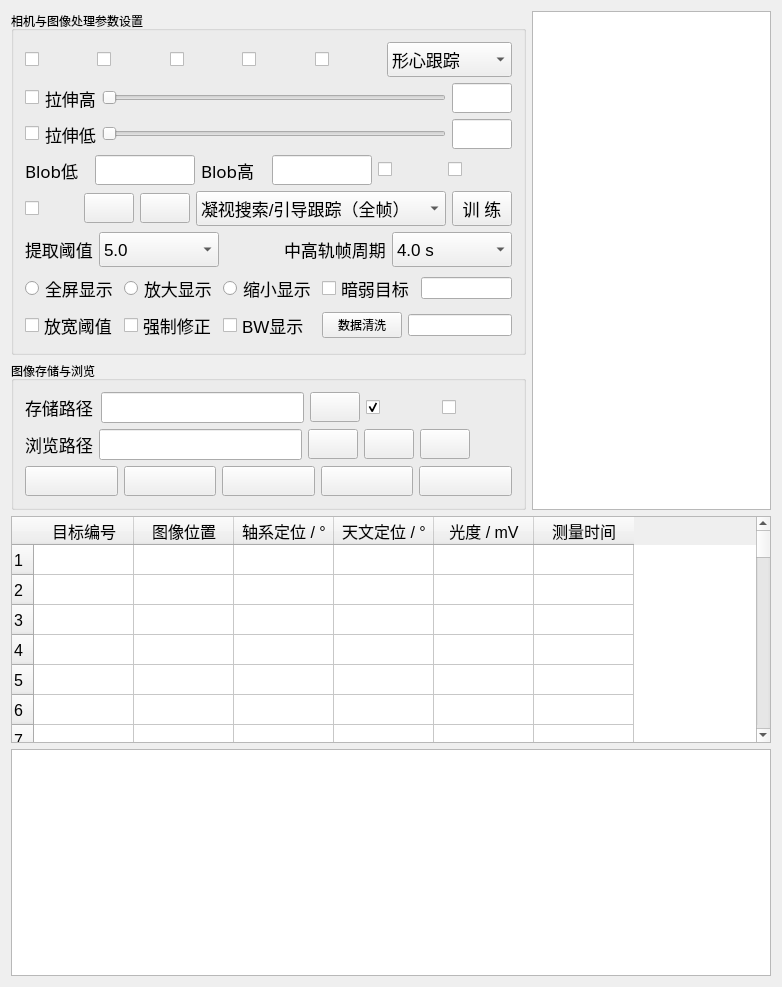
Above: UI_CtrlPad.ui from with-fair-wind/1mZGG before the change. Below: the same form after it.
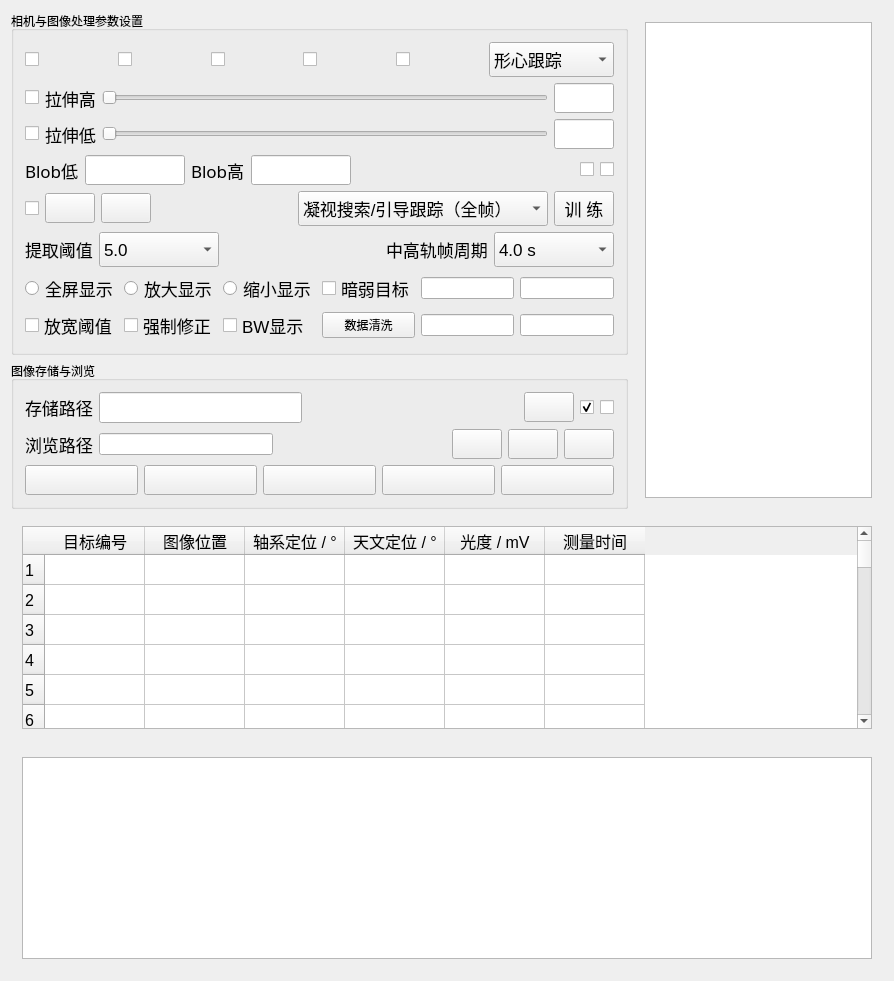
That is the form after the change. Icons and pictures are not drawn.

```diff
--- a/UI_CtrlPad.ui
+++ b/UI_CtrlPad.ui
@@ -6,8 +6,8 @@
    <rect>
     <x>0</x>
     <y>0</y>
-    <width>782</width>
-    <height>987</height>
+    <width>894</width>
+    <height>981</height>
    </rect>
   </property>
   <property name="windowTitle">
@@ -17,9 +17,31 @@
    <string notr="true"/>
   </property>
   <widget class="QWidget" name="MainWidget">
-   <layout class="QGridLayout" name="gridLayout_14">
+   <layout class="QGridLayout" name="gridLayout_17">
     <item row="0" column="0">
-     <layout class="QGridLayout" name="gridLayout_12">
+     <layout class="QGridLayout" name="gridLayout_16">
+      <item row="3" column="0" colspan="2">
+       <widget class="QWidget" name="widget_3" native="true">
+        <layout class="QGridLayout" name="gridLayout_15">
+         <item row="0" column="0">
+          <widget class="QTextEdit" name="textEdit_Log">
+           <property name="font">
+            <font>
+             <family>Times New Roman</family>
+             <pointsize>11</pointsize>
+            </font>
+           </property>
+           <property name="toolTip">
+            <string>工作日志</string>
+           </property>
+           <property name="readOnly">
+            <bool>true</bool>
+           </property>
+          </widget>
+         </item>
+        </layout>
+       </widget>
+      </item>
       <item row="0" column="0">
        <widget class="QGroupBox" name="groupBox">
         <property name="title">
@@ -349,8 +371,8 @@
            </item>
            <item row="3" column="0" colspan="3">
             <layout class="QGridLayout" name="gridLayout_5">
-             <item row="0" column="3">
-              <widget class="QLineEdit" name="lineEdit_BlobUp">
+             <item row="0" column="1">
+              <widget class="QLineEdit" name="lineEdit_BlobDown">
                <property name="minimumSize">
                 <size>
                  <width>100</width>
@@ -368,20 +390,7 @@
                </property>
               </widget>
              </item>
-             <item row="0" column="0">
-              <widget class="QLabel" name="label_BlobDown">
-               <property name="font">
-                <font>
-                 <family>微软雅黑</family>
-                 <pointsize>13</pointsize>
-                </font>
-               </property>
-               <property name="text">
-                <string>Blob低</string>
-               </property>
-              </widget>
-             </item>
-             <item row="0" column="4">
+             <item row="0" column="5">
               <widget class="QCheckBox" name="checkBox_TrackSave">
                <property name="toolTip">
                 <string>目标搜索或跟踪数据存储</string>
@@ -401,6 +410,25 @@
                </property>
               </widget>
              </item>
+             <item row="0" column="3">
+              <widget class="QLineEdit" name="lineEdit_BlobUp">
+               <property name="minimumSize">
+                <size>
+                 <width>100</width>
+                 <height>30</height>
+                </size>
+               </property>
+               <property name="maximumSize">
+                <size>
+                 <width>100</width>
+                 <height>16777215</height>
+                </size>
+               </property>
+               <property name="alignment">
+                <set>Qt::AlignCenter</set>
+               </property>
+              </widget>
+             </item>
              <item row="0" column="2">
               <widget class="QLabel" name="label_BlobUp">
                <property name="font">
@@ -414,7 +442,20 @@
                </property>
               </widget>
              </item>
-             <item row="0" column="5">
+             <item row="0" column="0">
+              <widget class="QLabel" name="label_BlobDown">
+               <property name="font">
+                <font>
+                 <family>微软雅黑</family>
+                 <pointsize>13</pointsize>
+                </font>
+               </property>
+               <property name="text">
+                <string>Blob低</string>
+               </property>
+              </widget>
+             </item>
+             <item row="0" column="6">
               <widget class="QCheckBox" name="checkBox_DrawStarMap">
                <property name="font">
                 <font>
@@ -440,29 +481,64 @@
                </property>
               </widget>
              </item>
-             <item row="0" column="1">
-              <widget class="QLineEdit" name="lineEdit_BlobDown">
-               <property name="minimumSize">
-                <size>
-                 <width>100</width>
-                 <height>30</height>
-                </size>
+             <item row="0" column="4">
+              <spacer name="horizontalSpacer_6">
+               <property name="font">
+                <font>
+                 <family>微软雅黑</family>
+                 <pointsize>12</pointsize>
+                 <weight>50</weight>
+                 <italic>false</italic>
+                 <bold>false</bold>
+                </font>
                </property>
-               <property name="maximumSize">
+               <property name="orientation">
+                <enum>Qt::Horizontal</enum>
+               </property>
+               <property name="sizeHint" stdset="0">
                 <size>
-                 <width>100</width>
-                 <height>16777215</height>
+                 <width>18</width>
+                 <height>20</height>
                 </size>
                </property>
-               <property name="alignment">
-                <set>Qt::AlignCenter</set>
-               </property>
-              </widget>
+              </spacer>
              </item>
             </layout>
            </item>
            <item row="4" column="0" colspan="3">
             <layout class="QGridLayout" name="gridLayout_10">
+             <item row="0" column="2">
+              <widget class="QPushButton" name="pushButton_TrackParamsSet">
+               <property name="minimumSize">
+                <size>
+                 <width>50</width>
+                 <height>30</height>
+                </size>
+               </property>
+               <property name="maximumSize">
+                <size>
+                 <width>30</width>
+                 <height>16777215</height>
+                </size>
+               </property>
+               <property name="toolTip">
+                <string>配置文件参数设置</string>
+               </property>
+               <property name="text">
+                <string/>
+               </property>
+               <property name="icon">
+                <iconset resource="MainWindow.qrc">
+                 <normaloff>:/Icon/Resources/Set.png</normaloff>:/Icon/Resources/Set.png</iconset>
+               </property>
+               <property name="iconSize">
+                <size>
+                 <width>23</width>
+                 <height>23</height>
+                </size>
+               </property>
+              </widget>
+             </item>
              <item row="0" column="0">
               <widget class="QCheckBox" name="checkBox_TrackInfoEN">
                <property name="toolTip">
@@ -505,39 +581,31 @@
                </property>
               </widget>
              </item>
-             <item row="0" column="2">
-              <widget class="QPushButton" name="pushButton_TrackParamsSet">
+             <item row="0" column="5">
+              <widget class="QPushButton" name="pushButton_TrainCam">
                <property name="minimumSize">
                 <size>
-                 <width>50</width>
-                 <height>30</height>
+                 <width>60</width>
+                 <height>35</height>
                 </size>
                </property>
                <property name="maximumSize">
                 <size>
-                 <width>30</width>
+                 <width>60</width>
                  <height>16777215</height>
                 </size>
                </property>
-               <property name="toolTip">
-                <string>配置文件参数设置</string>
+               <property name="font">
+                <font>
+                 <pointsize>13</pointsize>
+                </font>
                </property>
                <property name="text">
-                <string/>
-               </property>
-               <property name="icon">
-                <iconset resource="MainWindow.qrc">
-                 <normaloff>:/Icon/Resources/Set.png</normaloff>:/Icon/Resources/Set.png</iconset>
-               </property>
-               <property name="iconSize">
-                <size>
-                 <width>23</width>
-                 <height>23</height>
-                </size>
+                <string>训 练</string>
                </property>
               </widget>
              </item>
-             <item row="0" column="3">
+             <item row="0" column="4">
               <widget class="QComboBox" name="comboBox_TrackMode">
                <property name="minimumSize">
                 <size>
@@ -586,29 +654,27 @@
                </item>
               </widget>
              </item>
-             <item row="0" column="4">
-              <widget class="QPushButton" name="pushButton_TrainCam">
-               <property name="minimumSize">
-                <size>
-                 <width>60</width>
-                 <height>35</height>
-                </size>
-               </property>
-               <property name="maximumSize">
-                <size>
-                 <width>60</width>
-                 <height>16777215</height>
-                </size>
-               </property>
+             <item row="0" column="3">
+              <spacer name="horizontalSpacer_5">
                <property name="font">
                 <font>
-                 <pointsize>13</pointsize>
+                 <family>微软雅黑</family>
+                 <pointsize>12</pointsize>
+                 <weight>50</weight>
+                 <italic>false</italic>
+                 <bold>false</bold>
                 </font>
                </property>
-               <property name="text">
-                <string>训 练</string>
+               <property name="orientation">
+                <enum>Qt::Horizontal</enum>
                </property>
-              </widget>
+               <property name="sizeHint" stdset="0">
+                <size>
+                 <width>18</width>
+                 <height>20</height>
+                </size>
+               </property>
+              </spacer>
              </item>
             </layout>
            </item>
@@ -751,6 +817,13 @@
            </item>
            <item row="6" column="0" colspan="3">
             <layout class="QGridLayout" name="gridLayout_2">
+             <item row="0" column="5">
+              <widget class="QLineEdit" name="lineEdit_RaThresh">
+               <property name="toolTip">
+                <string>Ra Thresh</string>
+               </property>
+              </widget>
+             </item>
              <item row="0" column="0">
               <widget class="QRadioButton" name="radioButton_ZoomFit">
                <property name="font">
@@ -763,6 +836,20 @@
                </property>
               </widget>
              </item>
+             <item row="1" column="5">
+              <widget class="QLineEdit" name="lineEdit_DecThresh">
+               <property name="toolTip">
+                <string>Dec Thresh</string>
+               </property>
+              </widget>
+             </item>
+             <item row="1" column="3" colspan="2">
+              <widget class="QPushButton" name="pushButton_CleanData">
+               <property name="text">
+                <string>数据清洗</string>
+               </property>
+              </widget>
+             </item>
              <item row="0" column="1">
               <widget class="QRadioButton" name="radioButton_ZoomOut">
                <property name="font">
@@ -775,33 +862,6 @@
                </property>
               </widget>
              </item>
-             <item row="0" column="2">
-              <widget class="QRadioButton" name="radioButton_ZoomIn">
-               <property name="font">
-                <font>
-                 <pointsize>13</pointsize>
-                </font>
-               </property>
-               <property name="text">
-                <string>缩小显示</string>
-               </property>
-              </widget>
-             </item>
-             <item row="0" column="3" colspan="2">
-              <widget class="QCheckBox" name="checkBox_Dark">
-               <property name="font">
-                <font>
-                 <pointsize>13</pointsize>
-                </font>
-               </property>
-               <property name="text">
-                <string>暗弱目标</string>
-               </property>
-              </widget>
-             </item>
-             <item row="0" column="5">
-              <widget class="QLineEdit" name="lineEdit_DecThresh"/>
-             </item>
              <item row="1" column="0">
               <widget class="QCheckBox" name="checkBox_LooseThresh">
                <property name="font">
@@ -838,15 +898,43 @@
                </property>
               </widget>
              </item>
-             <item row="1" column="3">
-              <widget class="QPushButton" name="pushButton_CleanData">
+             <item row="0" column="2">
+              <widget class="QRadioButton" name="radioButton_ZoomIn">
+               <property name="font">
+                <font>
+                 <pointsize>13</pointsize>
+                </font>
+               </property>
                <property name="text">
-                <string>数据清洗</string>
+                <string>缩小显示</string>
                </property>
               </widget>
              </item>
-             <item row="1" column="4" colspan="2">
-              <widget class="QLineEdit" name="lineEdit_RaThresh"/>
+             <item row="0" column="3" colspan="2">
+              <widget class="QCheckBox" name="checkBox_Dark">
+               <property name="font">
+                <font>
+                 <pointsize>13</pointsize>
+                </font>
+               </property>
+               <property name="text">
+                <string>暗弱目标</string>
+               </property>
+              </widget>
+             </item>
+             <item row="0" column="6">
+              <widget class="QLineEdit" name="lineEdit_RaSpdThresh">
+               <property name="toolTip">
+                <string>RaSpd Thresh</string>
+               </property>
+              </widget>
+             </item>
+             <item row="1" column="6">
+              <widget class="QLineEdit" name="lineEdit_DecSpdThresh">
+               <property name="toolTip">
+                <string>DecSpd Thresh</string>
+               </property>
+              </widget>
              </item>
             </layout>
            </item>
@@ -856,6 +944,9 @@
        </widget>
       </item>
       <item row="0" column="1" rowspan="2">
+       <widget class="QWidget" name="widget" native="true">
+        <layout class="QGridLayout" name="gridLayout_12">
+         <item row="0" column="1">
        <widget class="QTextEdit" name="textEdit_TrackInfo">
         <property name="font">
          <font>
@@ -877,6 +968,9 @@
         </property>
        </widget>
       </item>
+        </layout>
+       </widget>
+      </item>
       <item row="1" column="0">
        <widget class="QGroupBox" name="groupBox_2">
         <property name="title">
@@ -890,48 +984,7 @@
           <layout class="QVBoxLayout" name="verticalLayout">
            <item>
             <layout class="QGridLayout" name="gridLayout_4">
-             <item row="0" column="2">
-              <widget class="QPushButton" name="pushButton_SavePathBrowse">
-               <property name="minimumSize">
-                <size>
-                 <width>50</width>
-                 <height>30</height>
-                </size>
-               </property>
-               <property name="maximumSize">
-                <size>
-                 <width>50</width>
-                 <height>30</height>
-                </size>
-               </property>
-               <property name="font">
-                <font>
-                 <family>微软雅黑</family>
-                 <pointsize>12</pointsize>
-                 <weight>50</weight>
-                 <italic>false</italic>
-                 <bold>false</bold>
-                </font>
-               </property>
-               <property name="toolTip">
-                <string>图像存储路径选择</string>
-               </property>
-               <property name="text">
-                <string/>
-               </property>
-               <property name="icon">
-                <iconset resource="MainWindow.qrc">
-                 <normaloff>:/Icon/Resources/doc.png</normaloff>:/Icon/Resources/doc.png</iconset>
-               </property>
-               <property name="iconSize">
-                <size>
-                 <width>23</width>
-                 <height>23</height>
-                </size>
-               </property>
-              </widget>
-             </item>
-             <item row="0" column="3">
+             <item row="0" column="4">
               <widget class="QCheckBox" name="checkBox_MatchTimeSave">
                <property name="font">
                 <font>
@@ -972,8 +1025,84 @@
                </property>
               </widget>
              </item>
+             <item row="0" column="3">
+              <widget class="QPushButton" name="pushButton_SavePathBrowse">
+               <property name="minimumSize">
+                <size>
+                 <width>50</width>
+                 <height>30</height>
+                </size>
+               </property>
+               <property name="maximumSize">
+                <size>
+                 <width>50</width>
+                 <height>30</height>
+                </size>
+               </property>
+               <property name="font">
+                <font>
+                 <family>微软雅黑</family>
+                 <pointsize>12</pointsize>
+                 <weight>50</weight>
+                 <italic>false</italic>
+                 <bold>false</bold>
+                </font>
+               </property>
+               <property name="toolTip">
+                <string>图像存储路径选择</string>
+               </property>
+               <property name="text">
+                <string/>
+               </property>
+               <property name="icon">
+                <iconset resource="MainWindow.qrc">
+                 <normaloff>:/Icon/Resources/doc.png</normaloff>:/Icon/Resources/doc.png</iconset>
+               </property>
+               <property name="iconSize">
+                <size>
+                 <width>23</width>
+                 <height>23</height>
+                </size>
+               </property>
+              </widget>
+             </item>
+             <item row="0" column="5">
+              <widget class="QCheckBox" name="checkBox_ImageSave">
+               <property name="font">
+                <font>
+                 <family>微软雅黑</family>
+                 <pointsize>12</pointsize>
+                 <weight>50</weight>
+                 <italic>false</italic>
+                 <bold>false</bold>
+                </font>
+               </property>
+               <property name="toolTip">
+                <string>图像数据存储</string>
+               </property>
+               <property name="text">
+                <string/>
+               </property>
+               <property name="icon">
+                <iconset resource="MainWindow.qrc">
+                 <normaloff>:/Icon/Icon/Save.png</normaloff>:/Icon/Icon/Save.png</iconset>
+               </property>
+               <property name="iconSize">
+                <size>
+                 <width>23</width>
+                 <height>23</height>
+                </size>
+               </property>
+              </widget>
+             </item>
              <item row="0" column="1">
               <widget class="QLineEdit" name="lineEdit_ImageSavePath">
+               <property name="sizePolicy">
+                <sizepolicy hsizetype="Expanding" vsizetype="Fixed">
+                 <horstretch>0</horstretch>
+                 <verstretch>0</verstretch>
+                </sizepolicy>
+               </property>
                <property name="minimumSize">
                 <size>
                  <width>175</width>
@@ -1016,8 +1145,8 @@
                </property>
               </widget>
              </item>
-             <item row="0" column="4">
-              <widget class="QCheckBox" name="checkBox_ImageSave">
+             <item row="0" column="2">
+              <spacer name="horizontalSpacer_7">
                <property name="font">
                 <font>
                  <family>微软雅黑</family>
@@ -1027,56 +1156,33 @@
                  <bold>false</bold>
                 </font>
                </property>
-               <property name="toolTip">
-                <string>图像数据存储</string>
+               <property name="orientation">
+                <enum>Qt::Horizontal</enum>
                </property>
-               <property name="text">
-                <string/>
-               </property>
-               <property name="icon">
-                <iconset resource="MainWindow.qrc">
-                 <normaloff>:/Icon/Icon/Save.png</normaloff>:/Icon/Icon/Save.png</iconset>
-               </property>
-               <property name="iconSize">
+               <property name="sizeHint" stdset="0">
                 <size>
-                 <width>23</width>
-                 <height>23</height>
+                 <width>40</width>
+                 <height>20</height>
                 </size>
                </property>
-              </widget>
+              </spacer>
              </item>
             </layout>
            </item>
            <item>
             <layout class="QGridLayout" name="gridLayout">
-             <item row="0" column="0">
-              <widget class="QLabel" name="label_ImagePlayPath">
-               <property name="font">
-                <font>
-                 <family>微软雅黑</family>
-                 <pointsize>13</pointsize>
-                 <weight>50</weight>
-                 <italic>false</italic>
-                 <bold>false</bold>
-                </font>
-               </property>
-               <property name="text">
-                <string>浏览路径</string>
-               </property>
-              </widget>
-             </item>
-             <item row="0" column="1">
-              <widget class="QLineEdit" name="lineEdit_ImagePlayPath">
+             <item row="0" column="5">
+              <widget class="QPushButton" name="pushButton_DistCurve_2">
                <property name="minimumSize">
                 <size>
-                 <width>203</width>
-                 <height>0</height>
+                 <width>50</width>
+                 <height>30</height>
                 </size>
                </property>
                <property name="maximumSize">
                 <size>
-                 <width>203</width>
-                 <height>16777215</height>
+                 <width>50</width>
+                 <height>30</height>
                 </size>
                </property>
                <property name="font">
@@ -1088,12 +1194,47 @@
                  <bold>false</bold>
                 </font>
                </property>
-               <property name="readOnly">
-                <bool>true</bool>
+               <property name="toolTip">
+                <string>光度测量数据分析</string>
+               </property>
+               <property name="text">
+                <string/>
+               </property>
+               <property name="icon">
+                <iconset resource="MainWindow.qrc">
+                 <normaloff>:/Icon/Resources/Curves.png</normaloff>:/Icon/Resources/Curves.png</iconset>
+               </property>
+               <property name="iconSize">
+                <size>
+                 <width>23</width>
+                 <height>23</height>
+                </size>
                </property>
               </widget>
              </item>
              <item row="0" column="2">
+              <spacer name="horizontalSpacer_3">
+               <property name="font">
+                <font>
+                 <family>微软雅黑</family>
+                 <pointsize>12</pointsize>
+                 <weight>50</weight>
+                 <italic>false</italic>
+                 <bold>false</bold>
+                </font>
+               </property>
+               <property name="orientation">
+                <enum>Qt::Horizontal</enum>
+               </property>
+               <property name="sizeHint" stdset="0">
+                <size>
+                 <width>40</width>
+                 <height>20</height>
+                </size>
+               </property>
+              </spacer>
+             </item>
+             <item row="0" column="3">
               <widget class="QPushButton" name="pushButton_PlayPathBrowse">
                <property name="minimumSize">
                 <size>
@@ -1134,7 +1275,23 @@
                </property>
               </widget>
              </item>
-             <item row="0" column="3">
+             <item row="0" column="0">
+              <widget class="QLabel" name="label_ImagePlayPath">
+               <property name="font">
+                <font>
+                 <family>微软雅黑</family>
+                 <pointsize>13</pointsize>
+                 <weight>50</weight>
+                 <italic>false</italic>
+                 <bold>false</bold>
+                </font>
+               </property>
+               <property name="text">
+                <string>浏览路径</string>
+               </property>
+              </widget>
+             </item>
+             <item row="0" column="4">
               <widget class="QPushButton" name="pushButton_DistCurve">
                <property name="minimumSize">
                 <size>
@@ -1175,68 +1332,8 @@
                </property>
               </widget>
              </item>
-             <item row="0" column="4">
-              <widget class="QPushButton" name="pushButton_DistCurve_2">
-               <property name="minimumSize">
-                <size>
-                 <width>50</width>
-                 <height>30</height>
-                </size>
-               </property>
-               <property name="maximumSize">
-                <size>
-                 <width>50</width>
-                 <height>30</height>
-                </size>
-               </property>
-               <property name="font">
-                <font>
-                 <family>微软雅黑</family>
-                 <pointsize>12</pointsize>
-                 <weight>50</weight>
-                 <italic>false</italic>
-                 <bold>false</bold>
-                </font>
-               </property>
-               <property name="toolTip">
-                <string>光度测量数据分析</string>
-               </property>
-               <property name="text">
-                <string/>
-               </property>
-               <property name="icon">
-                <iconset resource="MainWindow.qrc">
-                 <normaloff>:/Icon/Resources/Curves.png</normaloff>:/Icon/Resources/Curves.png</iconset>
-               </property>
-               <property name="iconSize">
-                <size>
-                 <width>23</width>
-                 <height>23</height>
-                </size>
-               </property>
-              </widget>
-             </item>
-             <item row="0" column="5">
-              <spacer name="horizontalSpacer_3">
-               <property name="font">
-                <font>
-                 <family>微软雅黑</family>
-                 <pointsize>12</pointsize>
-                 <weight>50</weight>
-                 <italic>false</italic>
-                 <bold>false</bold>
-                </font>
-               </property>
-               <property name="orientation">
-                <enum>Qt::Horizontal</enum>
-               </property>
-               <property name="sizeHint" stdset="0">
-                <size>
-                 <width>40</width>
-                 <height>20</height>
-                </size>
-               </property>
-              </spacer>
+             <item row="0" column="1">
+              <widget class="QLineEdit" name="lineEdit_ImagePlayPath"/>
              </item>
             </layout>
            </item>
@@ -1425,6 +1522,9 @@
        </widget>
       </item>
       <item row="2" column="0" colspan="2">
+       <widget class="QWidget" name="widget_2" native="true">
+        <layout class="QGridLayout" name="gridLayout_14">
+         <item row="0" column="0">
        <widget class="QTableWidget" name="tableWidget_TargetInfo">
         <property name="font">
          <font>
@@ -1716,20 +1816,7 @@
         </column>
        </widget>
       </item>
-      <item row="3" column="0" colspan="2">
-       <widget class="QTextEdit" name="textEdit_Log">
-        <property name="font">
-         <font>
-          <family>Times New Roman</family>
-          <pointsize>11</pointsize>
-         </font>
-        </property>
-        <property name="toolTip">
-         <string>工作日志</string>
-        </property>
-        <property name="readOnly">
-         <bool>true</bool>
-        </property>
+        </layout>
        </widget>
       </item>
      </layout>
```
Left out of the diff: 1 changed line with no effect on the pictures. Lines whose indentation alone changed are shown as unchanged.
